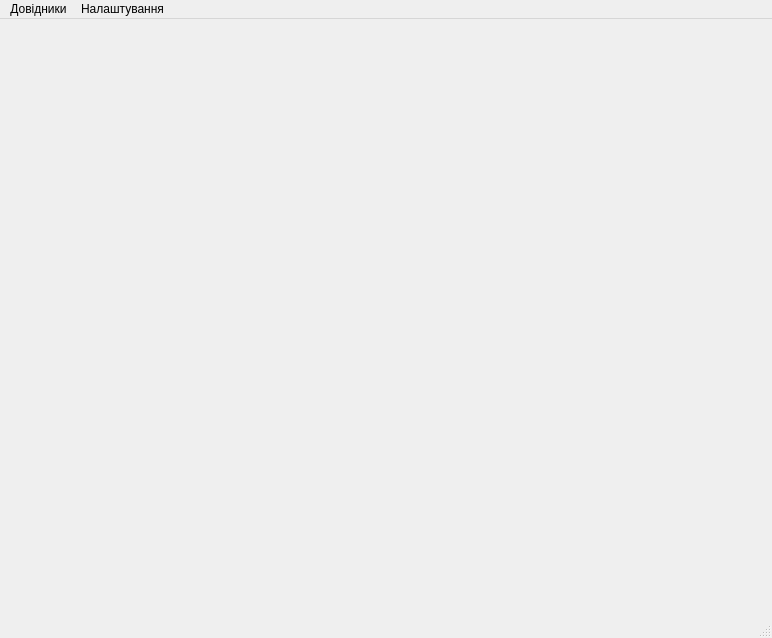
Qt form Gandalf/mainwindow.ui (rust3128/WhiteTower) before a commit.
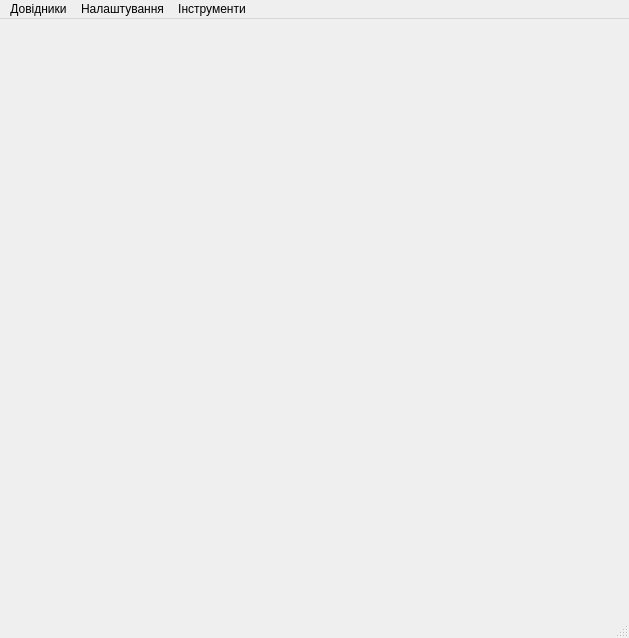
The same form after that commit. Icons and pictures are not drawn.

Diff of the .ui file:
```diff
--- a/Gandalf/mainwindow.ui
+++ b/Gandalf/mainwindow.ui
@@ -6,7 +6,7 @@
    <rect>
     <x>0</x>
     <y>0</y>
-    <width>772</width>
+    <width>629</width>
     <height>638</height>
    </rect>
   </property>
@@ -19,7 +19,7 @@
     <rect>
      <x>0</x>
      <y>0</y>
-     <width>772</width>
+     <width>629</width>
      <height>21</height>
     </rect>
    </property>
@@ -38,8 +38,15 @@
     <addaction name="action"/>
     <addaction name="actionExportTasks"/>
    </widget>
+   <widget class="QMenu" name="menuTools">
+    <property name="title">
+     <string>Інструменти</string>
+    </property>
+    <addaction name="actionOpenSyncMonitor"/>
+   </widget>
    <addaction name="menu"/>
    <addaction name="menuSettings"/>
+   <addaction name="menuTools"/>
   </widget>
   <widget class="QStatusBar" name="statusbar"/>
   <action name="actionUsers">
```
Left out of the diff: 5 changed lines with no effect on the pictures.
